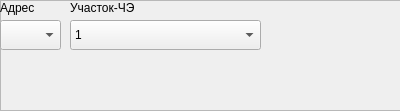
Old version of the form m_cfg/unitWidgets/widget_tg.ui in the repository xXRadioHeadXx/start7.
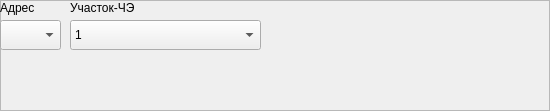
New version of the form.

The edit to the form file:
```diff
--- a/m_cfg/unitWidgets/widget_tg.ui
+++ b/m_cfg/unitWidgets/widget_tg.ui
@@ -6,7 +6,7 @@
    <rect>
     <x>0</x>
     <y>0</y>
-    <width>400</width>
+    <width>550</width>
     <height>111</height>
    </rect>
   </property>
```
